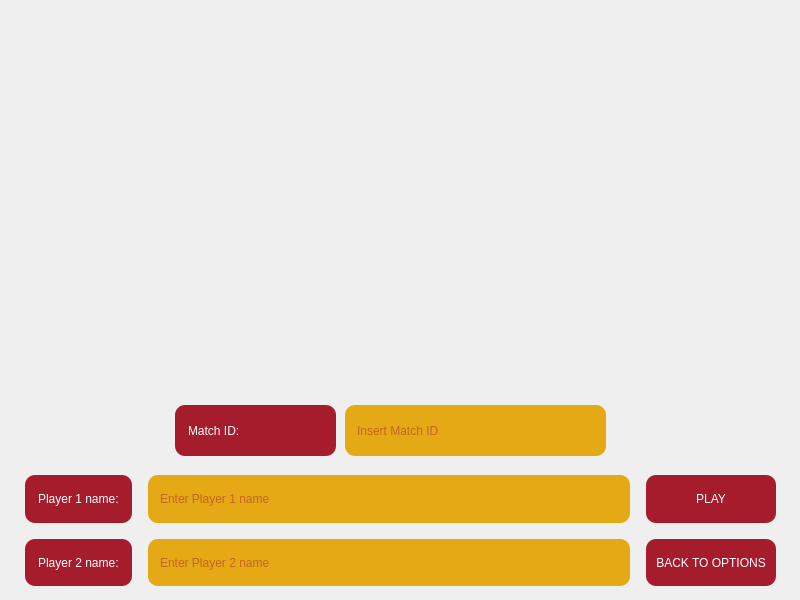
Above: client/view/menu/pages/matchSetup.ui from valentinbersi/DuckGame-Recreation before the change. Below: the same form after it.
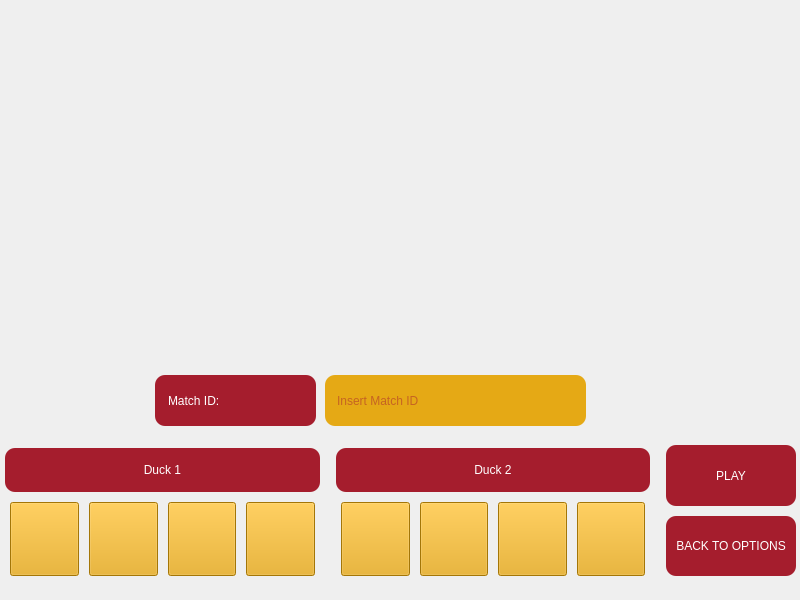
That is the form after the change. Icons and pictures are not drawn.

The edit to the form file:
```diff
--- a/client/view/menu/pages/matchSetup.ui
+++ b/client/view/menu/pages/matchSetup.ui
@@ -19,8 +19,8 @@
   <widget class="QLineEdit" name="lineEditMatchID">
    <property name="geometry">
     <rect>
-     <x>340</x>
-     <y>400</y>
+     <x>320</x>
+     <y>370</y>
      <width>271</width>
      <height>61</height>
     </rect>
@@ -50,8 +50,8 @@
   <widget class="QLabel" name="matchIDLabel">
    <property name="geometry">
     <rect>
-     <x>170</x>
-     <y>400</y>
+     <x>150</x>
+     <y>370</y>
      <width>171</width>
      <height>61</height>
     </rect>
@@ -73,18 +73,64 @@
     <string>Match ID:</string>
    </property>
   </widget>
-  <widget class="QWidget" name="layoutWidget_2">
+  <widget class="QWidget" name="">
    <property name="geometry">
     <rect>
-     <x>20</x>
-     <y>470</y>
-     <width>761</width>
-     <height>121</height>
+     <x>0</x>
+     <y>440</y>
+     <width>801</width>
+     <height>141</height>
     </rect>
    </property>
-   <layout class="QGridLayout" name="gridLayout" rowstretch="0,0" columnstretch="0,1,0">
-    <item row="0" column="1">
-     <widget class="QLineEdit" name="lineEditPlayer1">
+   <layout class="QHBoxLayout" name="LayoutContainer" stretch="1,1,0">
+    <item>
+     <layout class="QVBoxLayout" name="LayoutDuck1" stretch="1,2">
+      <property name="spacing">
+       <number>0</number>
+      </property>
+      <property name="leftMargin">
+       <number>5</number>
+      </property>
+      <property name="topMargin">
+       <number>8</number>
+      </property>
+      <property name="rightMargin">
+       <number>5</number>
+      </property>
+      <item>
+       <widget class="QLabel" name="label">
+        <property name="styleSheet">
+         <string notr="true">background-color: rgb(165, 29, 45);
+border-radius: 10px;
+color: white;</string>
+        </property>
+        <property name="text">
+         <string>Duck 1</string>
+        </property>
+        <property name="alignment">
+         <set>Qt::AlignCenter</set>
+        </property>
+       </widget>
+      </item>
+      <item>
+       <layout class="QHBoxLayout" name="horizontalLayout">
+        <property name="spacing">
+         <number>10</number>
+        </property>
+        <property name="leftMargin">
+         <number>5</number>
+        </property>
+        <property name="topMargin">
+         <number>10</number>
+        </property>
+        <property name="rightMargin">
+         <number>5</number>
+        </property>
+        <property name="bottomMargin">
+         <number>5</number>
+        </property>
+        <item>
+         <widget class="QPushButton" name="Duck1Color1">
       <property name="sizePolicy">
        <sizepolicy hsizetype="Expanding" vsizetype="Expanding">
         <horstretch>0</horstretch>
@@ -92,24 +138,31 @@
        </sizepolicy>
       </property>
       <property name="styleSheet">
-       <string notr="true">color: rgb(165, 29, 45);
-                                        background-color: rgba(229, 165, 10, 0.95);
-                                        padding: 10px;
-                                        border-radius: 10px;
-                                        margin: 5px;
-                                        border-color: rgb(165, 29, 45);
-                                    </string>
+           <string notr="true">background-color: rgb(229, 165, 10);</string>
       </property>
       <property name="text">
        <string/>
       </property>
-      <property name="placeholderText">
-       <string>Enter Player 1 name</string>
-      </property>
-     </widget>
-    </item>
-    <item row="0" column="0">
-     <widget class="QLabel" name="labelPlayer1name">
+          <property name="icon">
+           <iconset>
+            <normaloff>../resources/ducks/duckIcon.png</normaloff>../resources/ducks/duckIcon.png</iconset>
+          </property>
+          <property name="iconSize">
+           <size>
+            <width>32</width>
+            <height>32</height>
+           </size>
+          </property>
+          <property name="checkable">
+           <bool>true</bool>
+          </property>
+          <property name="checked">
+           <bool>false</bool>
+          </property>
+         </widget>
+        </item>
+        <item>
+         <widget class="QPushButton" name="Duck1Color2">
       <property name="sizePolicy">
        <sizepolicy hsizetype="Expanding" vsizetype="Expanding">
         <horstretch>0</horstretch>
@@ -117,19 +170,31 @@
        </sizepolicy>
       </property>
       <property name="styleSheet">
-       <string notr="true">    color: white;
-                                        background-color: rgb(165, 29, 45);
-                                        padding: 10px;
-                                        border-radius: 10px;
-                                        margin: 5px;</string>
+           <string notr="true">background-color: rgb(229, 165, 10);</string>
       </property>
       <property name="text">
-       <string>Player 1 name:</string>
-      </property>
-     </widget>
-    </item>
-    <item row="1" column="1">
-     <widget class="QLineEdit" name="lineEditPlayer2">
+           <string/>
+          </property>
+          <property name="icon">
+           <iconset>
+            <normaloff>../resources/ducks/duckIcon.png</normaloff>../resources/ducks/duckIcon.png</iconset>
+          </property>
+          <property name="iconSize">
+           <size>
+            <width>32</width>
+            <height>32</height>
+           </size>
+          </property>
+          <property name="checkable">
+           <bool>true</bool>
+          </property>
+          <property name="checked">
+           <bool>false</bool>
+          </property>
+         </widget>
+        </item>
+        <item>
+         <widget class="QPushButton" name="Duck1Color4">
       <property name="sizePolicy">
        <sizepolicy hsizetype="Expanding" vsizetype="Expanding">
         <horstretch>0</horstretch>
@@ -137,24 +202,31 @@
        </sizepolicy>
       </property>
       <property name="styleSheet">
-       <string notr="true">color: rgb(165, 29, 45);
-                                        background-color: rgba(229, 165, 10, 0.95);
-                                        padding: 10px;
-                                        border-radius: 10px;
-                                        margin: 5px;
-                                        border-color: rgb(165, 29, 45);
-                                    </string>
+           <string notr="true">background-color: rgb(229, 165, 10);</string>
       </property>
       <property name="text">
        <string/>
       </property>
-      <property name="placeholderText">
-       <string>Enter Player 2 name</string>
-      </property>
-     </widget>
-    </item>
-    <item row="1" column="0">
-     <widget class="QLabel" name="labelPlayer2name">
+          <property name="icon">
+           <iconset>
+            <normaloff>../resources/ducks/duckIcon.png</normaloff>../resources/ducks/duckIcon.png</iconset>
+          </property>
+          <property name="iconSize">
+           <size>
+            <width>32</width>
+            <height>32</height>
+           </size>
+          </property>
+          <property name="checkable">
+           <bool>true</bool>
+          </property>
+          <property name="checked">
+           <bool>false</bool>
+          </property>
+         </widget>
+        </item>
+        <item>
+         <widget class="QPushButton" name="Duck1Color3">
       <property name="sizePolicy">
        <sizepolicy hsizetype="Expanding" vsizetype="Expanding">
         <horstretch>0</horstretch>
@@ -162,18 +234,217 @@
        </sizepolicy>
       </property>
       <property name="styleSheet">
-       <string notr="true">    color: white;
-                                        background-color: rgb(165, 29, 45);
-                                        padding: 10px;
-                                        border-radius: 10px;
-                                        margin: 5px;</string>
+           <string notr="true">background-color: rgb(229, 165, 10);</string>
       </property>
       <property name="text">
-       <string>Player 2 name:</string>
-      </property>
-     </widget>
-    </item>
-    <item row="0" column="2">
+           <string/>
+          </property>
+          <property name="icon">
+           <iconset>
+            <normaloff>../resources/ducks/duckIcon.png</normaloff>../resources/ducks/duckIcon.png</iconset>
+          </property>
+          <property name="iconSize">
+           <size>
+            <width>32</width>
+            <height>32</height>
+           </size>
+          </property>
+          <property name="checkable">
+           <bool>true</bool>
+          </property>
+          <property name="checked">
+           <bool>false</bool>
+          </property>
+         </widget>
+        </item>
+       </layout>
+      </item>
+     </layout>
+    </item>
+    <item>
+     <layout class="QVBoxLayout" name="LayoutDuck2" stretch="1,2">
+      <property name="spacing">
+       <number>0</number>
+      </property>
+      <property name="leftMargin">
+       <number>5</number>
+      </property>
+      <property name="topMargin">
+       <number>8</number>
+      </property>
+      <property name="rightMargin">
+       <number>5</number>
+      </property>
+      <item>
+       <widget class="QLabel" name="label_2">
+        <property name="styleSheet">
+         <string notr="true">background-color: rgb(165, 29, 45);
+border-radius: 10px;
+color: white;</string>
+        </property>
+        <property name="text">
+         <string>Duck 2</string>
+        </property>
+        <property name="alignment">
+         <set>Qt::AlignCenter</set>
+        </property>
+       </widget>
+      </item>
+      <item>
+       <layout class="QHBoxLayout" name="horizontalLayout_2">
+        <property name="spacing">
+         <number>10</number>
+        </property>
+        <property name="leftMargin">
+         <number>5</number>
+        </property>
+        <property name="topMargin">
+         <number>10</number>
+        </property>
+        <property name="rightMargin">
+         <number>5</number>
+        </property>
+        <property name="bottomMargin">
+         <number>5</number>
+        </property>
+        <item>
+         <widget class="QPushButton" name="Duck2Color1">
+          <property name="sizePolicy">
+           <sizepolicy hsizetype="Expanding" vsizetype="Expanding">
+            <horstretch>0</horstretch>
+            <verstretch>0</verstretch>
+           </sizepolicy>
+          </property>
+          <property name="styleSheet">
+           <string notr="true">background-color: rgb(229, 165, 10);</string>
+          </property>
+          <property name="text">
+           <string/>
+          </property>
+          <property name="icon">
+           <iconset>
+            <normaloff>../resources/ducks/duckIcon.png</normaloff>../resources/ducks/duckIcon.png</iconset>
+          </property>
+          <property name="iconSize">
+           <size>
+            <width>32</width>
+            <height>32</height>
+           </size>
+          </property>
+          <property name="checkable">
+           <bool>true</bool>
+          </property>
+          <property name="checked">
+           <bool>false</bool>
+          </property>
+         </widget>
+        </item>
+        <item>
+         <widget class="QPushButton" name="Duck2Color2">
+          <property name="sizePolicy">
+           <sizepolicy hsizetype="Expanding" vsizetype="Expanding">
+            <horstretch>0</horstretch>
+            <verstretch>0</verstretch>
+           </sizepolicy>
+          </property>
+          <property name="styleSheet">
+           <string notr="true">background-color: rgb(229, 165, 10);</string>
+          </property>
+          <property name="text">
+           <string/>
+          </property>
+          <property name="icon">
+           <iconset>
+            <normaloff>../resources/ducks/duckIcon.png</normaloff>../resources/ducks/duckIcon.png</iconset>
+          </property>
+          <property name="iconSize">
+           <size>
+            <width>32</width>
+            <height>32</height>
+           </size>
+          </property>
+          <property name="checkable">
+           <bool>true</bool>
+          </property>
+          <property name="checked">
+           <bool>false</bool>
+          </property>
+         </widget>
+        </item>
+        <item>
+         <widget class="QPushButton" name="Duck2Color3">
+          <property name="sizePolicy">
+           <sizepolicy hsizetype="Expanding" vsizetype="Expanding">
+            <horstretch>0</horstretch>
+            <verstretch>0</verstretch>
+           </sizepolicy>
+          </property>
+          <property name="styleSheet">
+           <string notr="true">background-color: rgb(229, 165, 10);</string>
+          </property>
+          <property name="text">
+           <string/>
+          </property>
+          <property name="icon">
+           <iconset>
+            <normaloff>../resources/ducks/duckIcon.png</normaloff>../resources/ducks/duckIcon.png</iconset>
+          </property>
+          <property name="iconSize">
+           <size>
+            <width>32</width>
+            <height>32</height>
+           </size>
+          </property>
+          <property name="checkable">
+           <bool>true</bool>
+          </property>
+          <property name="checked">
+           <bool>false</bool>
+          </property>
+         </widget>
+        </item>
+        <item>
+         <widget class="QPushButton" name="Duck2Color4">
+          <property name="sizePolicy">
+           <sizepolicy hsizetype="Expanding" vsizetype="Expanding">
+            <horstretch>0</horstretch>
+            <verstretch>0</verstretch>
+           </sizepolicy>
+          </property>
+          <property name="styleSheet">
+           <string notr="true">background-color: rgb(229, 165, 10);</string>
+          </property>
+          <property name="text">
+           <string/>
+          </property>
+          <property name="icon">
+           <iconset>
+            <normaloff>../resources/ducks/duckIcon.png</normaloff>../resources/ducks/duckIcon.png</iconset>
+          </property>
+          <property name="iconSize">
+           <size>
+            <width>32</width>
+            <height>32</height>
+           </size>
+          </property>
+          <property name="checkable">
+           <bool>true</bool>
+          </property>
+          <property name="checked">
+           <bool>false</bool>
+          </property>
+         </widget>
+        </item>
+       </layout>
+      </item>
+     </layout>
+    </item>
+    <item>
+     <layout class="QVBoxLayout" name="LayoutButtons">
+      <property name="spacing">
+       <number>0</number>
+      </property>
+      <item>
      <widget class="QPushButton" name="buttonPlay">
       <property name="sizePolicy">
        <sizepolicy hsizetype="Expanding" vsizetype="Expanding">
@@ -193,7 +464,7 @@
       </property>
      </widget>
     </item>
-    <item row="1" column="2">
+      <item>
      <widget class="QPushButton" name="buttonBack">
       <property name="sizePolicy">
        <sizepolicy hsizetype="Expanding" vsizetype="Expanding">
@@ -212,6 +483,8 @@
        <string>BACK TO OPTIONS</string>
       </property>
      </widget>
+      </item>
+     </layout>
     </item>
    </layout>
   </widget>
```
Lines whose indentation alone changed are shown as unchanged.
